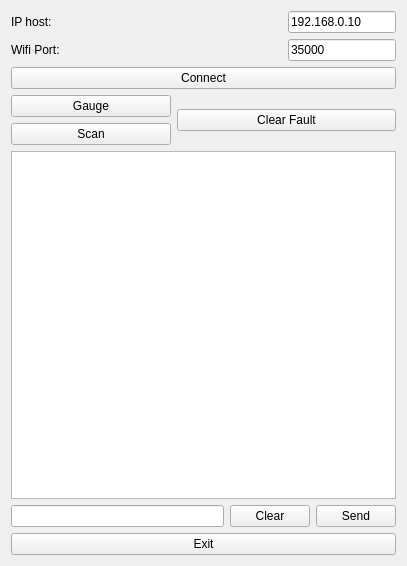
This is mainwindow.ui in takyonxxx/Elm327_Wifi_Obd2_Qt_Project as Qt 5 draws it before an edit. The edited form follows.
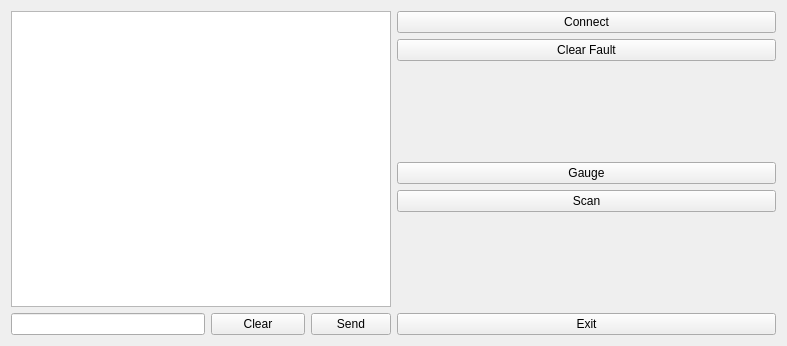
This is the edited form.

```diff
--- a/mainwindow.ui
+++ b/mainwindow.ui
@@ -6,8 +6,8 @@
    <rect>
     <x>0</x>
     <y>0</y>
-    <width>407</width>
-    <height>566</height>
+    <width>787</width>
+    <height>346</height>
    </rect>
   </property>
   <property name="sizePolicy">
@@ -27,13 +27,11 @@
   </property>
   <widget class="QWidget" name="centralWidget">
    <layout class="QGridLayout" name="gridLayout_4">
-    <item row="0" column="0">
-     <layout class="QGridLayout" name="gridLayout">
-      <item row="0" column="0">
+    <item row="0" column="1">
        <layout class="QVBoxLayout" name="verticalLayout">
         <item>
          <layout class="QGridLayout" name="gridLayout_2">
-          <item row="3" column="2" rowspan="2" colspan="2">
+        <item row="2" column="0">
            <widget class="QPushButton" name="pushDiagnostic">
             <property name="minimumSize">
              <size>
@@ -52,8 +50,8 @@
             </property>
            </widget>
           </item>
-          <item row="2" column="0" colspan="4">
-           <widget class="QPushButton" name="pushConnect">
+        <item row="7" column="0">
+         <widget class="QPushButton" name="pushExit">
             <property name="maximumSize">
              <size>
               <width>16777215</width>
@@ -61,76 +59,11 @@
              </size>
             </property>
             <property name="text">
-             <string>Connect</string>
+           <string>Exit</string>
             </property>
            </widget>
           </item>
-          <item row="1" column="0">
-           <widget class="QLabel" name="labelWifiPort">
-            <property name="maximumSize">
-             <size>
-              <width>16777215</width>
-              <height>16777215</height>
-             </size>
-            </property>
-            <property name="text">
-             <string>Wifi Port:</string>
-            </property>
-           </widget>
-          </item>
-          <item row="0" column="2">
-           <spacer name="horizontalSpacer_2">
-            <property name="orientation">
-             <enum>Qt::Horizontal</enum>
-            </property>
-            <property name="sizeHint" stdset="0">
-             <size>
-              <width>40</width>
-              <height>20</height>
-             </size>
-            </property>
-           </spacer>
-          </item>
-          <item row="0" column="3">
-           <widget class="QLineEdit" name="ipEdit">
-            <property name="maximumSize">
-             <size>
-              <width>16777215</width>
-              <height>16777215</height>
-             </size>
-            </property>
-            <property name="text">
-             <string>192.168.0.10</string>
-            </property>
-           </widget>
-          </item>
-          <item row="1" column="3">
-           <widget class="QLineEdit" name="wifiPortEdit">
-            <property name="maximumSize">
-             <size>
-              <width>16777215</width>
-              <height>16777215</height>
-             </size>
-            </property>
-            <property name="text">
-             <string>35000</string>
-            </property>
-           </widget>
-          </item>
-          <item row="0" column="0">
-           <widget class="QLabel" name="labelIp">
-            <property name="maximumSize">
-             <size>
-              <width>16777215</width>
-              <height>16777215</height>
-             </size>
-            </property>
-            <property name="text">
-             <string>IP host:</string>
-            </property>
-           </widget>
-          </item>
-          <item row="3" column="0" colspan="2">
+        <item row="4" column="0">
            <widget class="QPushButton" name="pushGauge">
             <property name="maximumSize">
              <size>
@@ -143,7 +76,33 @@
             </property>
            </widget>
           </item>
-          <item row="4" column="0" colspan="2">
+        <item row="1" column="0">
+         <widget class="QPushButton" name="pushConnect">
+          <property name="maximumSize">
+           <size>
+            <width>16777215</width>
+            <height>16777215</height>
+           </size>
+          </property>
+          <property name="text">
+           <string>Connect</string>
+          </property>
+         </widget>
+        </item>
+        <item row="6" column="0">
+         <spacer name="verticalSpacer">
+          <property name="orientation">
+           <enum>Qt::Vertical</enum>
+          </property>
+          <property name="sizeHint" stdset="0">
+           <size>
+            <width>20</width>
+            <height>40</height>
+           </size>
+          </property>
+         </spacer>
+        </item>
+        <item row="5" column="0">
            <widget class="QPushButton" name="pushScan">
             <property name="maximumSize">
              <size>
@@ -156,15 +115,15 @@
             </property>
            </widget>
           </item>
-          <item row="0" column="1">
-           <spacer name="horizontalSpacer">
+        <item row="3" column="0">
+         <spacer name="verticalSpacer_2">
             <property name="orientation">
-             <enum>Qt::Horizontal</enum>
+           <enum>Qt::Vertical</enum>
             </property>
             <property name="sizeHint" stdset="0">
              <size>
-              <width>40</width>
-              <height>20</height>
+            <width>20</width>
+            <height>40</height>
              </size>
             </property>
            </spacer>
@@ -173,11 +132,16 @@
         </item>
        </layout>
       </item>
+    <item row="0" column="0">
+     <layout class="QGridLayout" name="gridLayout">
       <item row="1" column="0">
        <layout class="QVBoxLayout" name="verticalLayout_2">
         <item>
          <layout class="QGridLayout" name="gridLayout_3">
-          <item row="2" column="2">
+          <item row="0" column="0" colspan="4">
+           <widget class="QTextBrowser" name="textTerminal"/>
+          </item>
+          <item row="2" column="3">
            <widget class="QPushButton" name="pushSend">
             <property name="sizePolicy">
              <sizepolicy hsizetype="Fixed" vsizetype="Fixed">
@@ -196,26 +160,7 @@
             </property>
            </widget>
           </item>
-          <item row="3" column="0" colspan="3">
-           <widget class="QPushButton" name="pushExit">
-            <property name="maximumSize">
-             <size>
-              <width>16777215</width>
-              <height>16777215</height>
-             </size>
-            </property>
-            <property name="text">
-             <string>Exit</string>
-            </property>
-           </widget>
-          </item>
-          <item row="2" column="0">
-           <widget class="QLineEdit" name="sendEdit"/>
-          </item>
-          <item row="0" column="0" colspan="3">
-           <widget class="QTextBrowser" name="textTerminal"/>
-          </item>
-          <item row="2" column="1">
+          <item row="2" column="2">
            <widget class="QPushButton" name="pushClear">
             <property name="maximumSize">
              <size>
@@ -228,6 +173,9 @@
             </property>
            </widget>
           </item>
+          <item row="2" column="0" colspan="2">
+           <widget class="QLineEdit" name="sendEdit"/>
+          </item>
          </layout>
         </item>
        </layout>
```
Lines whose indentation alone changed are shown as unchanged.
